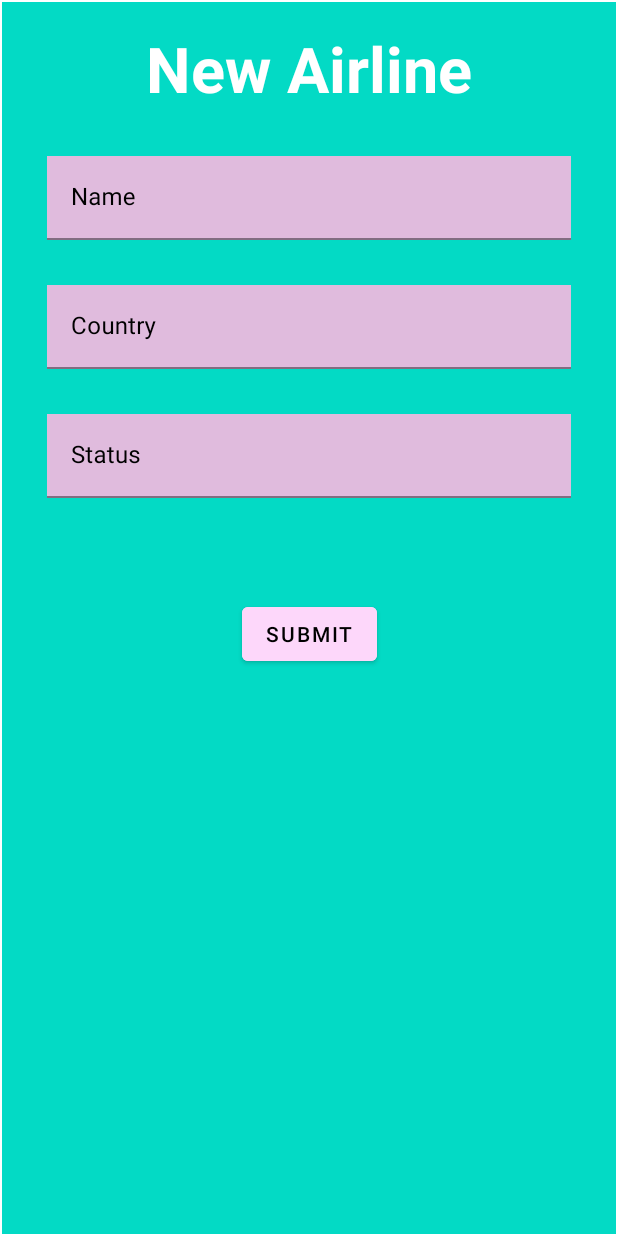
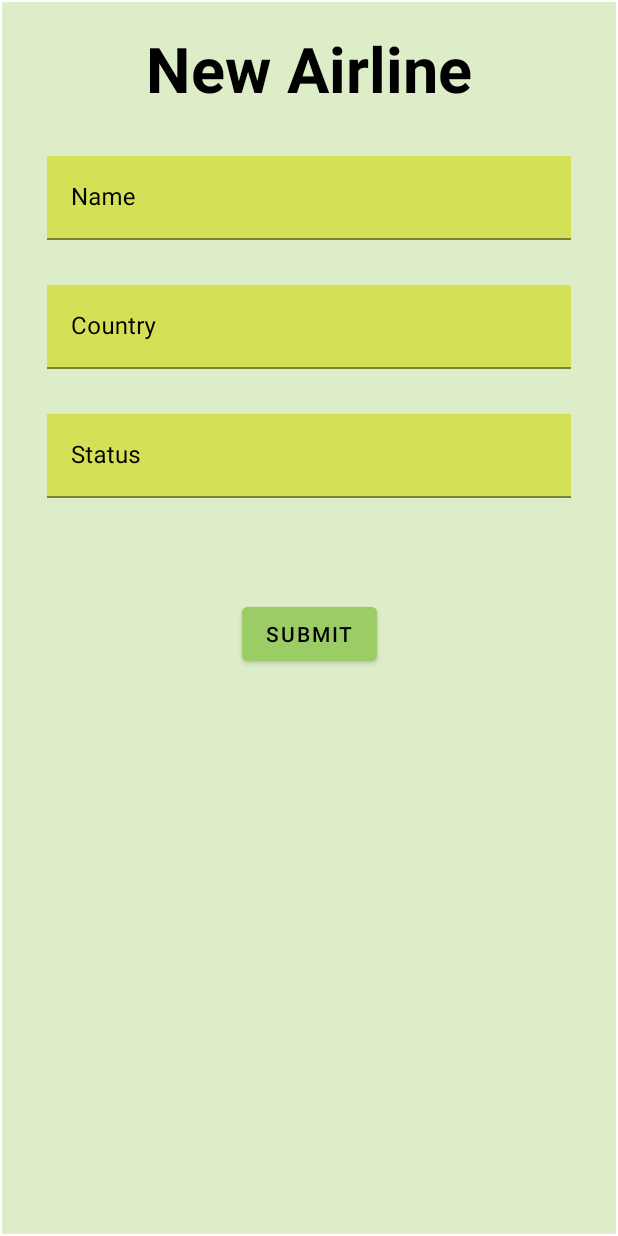
Before and after one commit to Fersand07/Parcial-Aerolinea-Final, an Android app: the NewAirlineFragment screen opened through its navigation route, on a phone screen of 412 x 824 dp. Run offline under Robolectric (Android 15) with nearby library versions, the light colour scheme and no system bars; our stand-ins replace data binding.

Commit message:
Cambio de color

```diff
--- a/app/src/main/java/com/example/parcial_aerolinea/ui/airline/newairline/NewAirlineFragment.kt
+++ b/app/src/main/java/com/example/parcial_aerolinea/ui/airline/newairline/NewAirlineFragment.kt
@@ -8,7 +8,6 @@ import android.view.View
 import android.view.ViewGroup
 import androidx.fragment.app.activityViewModels
 import androidx.navigation.fragment.findNavController
-import com.example.parcial_aerolinea.R
 import com.example.parcial_aerolinea.databinding.FragmentNewAirlineBinding
 import com.example.parcial_aerolinea.ui.airline.viewmodel.AirlineViewModel
 
--- a/app/src/main/java/com/example/parcial_aerolinea/ui/airline/tracker/TrackerFragment.kt
+++ b/app/src/main/java/com/example/parcial_aerolinea/ui/airline/tracker/TrackerFragment.kt
@@ -1,5 +1,6 @@
 package com.example.parcial_aerolinea.ui.airline.tracker
 
+import android.annotation.SuppressLint
 import android.os.Bundle
 import android.view.LayoutInflater
 import android.view.View
@@ -26,7 +27,8 @@ class TrackerFragment : Fragment() {
     private lateinit var binding: FragmentTrackerBinding
 
     override fun onCreateView(
-        inflater: LayoutInflater, container: ViewGroup?,
+        inflater: LayoutInflater,
+        container: ViewGroup?,
         savedInstanceState: Bundle?
     ): View {
         binding = FragmentTrackerBinding.inflate(inflater, container, false)
@@ -49,6 +51,7 @@ class TrackerFragment : Fragment() {
         findNavController().navigate(R.id.action_trackerFragment_to_airlineFragment)
     }
 
+    @SuppressLint("NotifyDataSetChanged")
     private fun displayAirlines() {
         adapter.setData(airlineViewModel.getAirlines())
         adapter.notifyDataSetChanged()
--- a/app/src/main/res/layout/activity_main.xml
+++ b/app/src/main/res/layout/activity_main.xml
@@ -8,7 +8,8 @@
             name="viewmodel"
             type="com.example.parcial_aerolinea.ui.airline.viewmodel.AirlineViewModel" />
     </data>
-    <androidx.constraintlayout.widget.ConstraintLayout xmlns:android="http://schemas.android.com/apk/res/android"
+    <androidx.constraintlayout.widget.ConstraintLayout
+        xmlns:android="http://schemas.android.com/apk/res/android"
         android:layout_width="match_parent"
         android:layout_height="match_parent"
         tools:context=".ui.MainActivity">
--- a/app/src/main/res/layout/fragment_airline.xml
+++ b/app/src/main/res/layout/fragment_airline.xml
@@ -15,7 +15,7 @@
     <FrameLayout
         android:layout_width="match_parent"
         android:layout_height="match_parent"
-        android:background="@color/teal_200"
+        android:background="@color/background_color"
         tools:context=".ui.airline.AirlineFragment">
 
         <androidx.constraintlayout.widget.ConstraintLayout
--- a/app/src/main/res/layout/fragment_new_airline.xml
+++ b/app/src/main/res/layout/fragment_new_airline.xml
@@ -14,7 +14,7 @@
     <FrameLayout
         android:layout_width="match_parent"
         android:layout_height="match_parent"
-        android:background="@color/teal_200"
+        android:background="@color/background_color"
         tools:context=".ui.airline.newairline.NewAirlineFragment">
 
         <androidx.constraintlayout.widget.ConstraintLayout
@@ -28,7 +28,7 @@
                 android:layout_marginTop="16dp"
                 android:gravity="center"
                 android:text="New Airline"
-                android:textColor="@color/white"
+                android:textColor="@color/black"
                 android:textSize="42sp"
                 android:textStyle="bold"
                 app:layout_constraintEnd_toEndOf="parent"
@@ -53,7 +53,7 @@
                     android:id="@+id/name_edit_text"
                     android:layout_width="match_parent"
                     android:layout_height="wrap_content"
-                    android:background="@color/material_dynamic_tertiary80"
+                    android:background="@color/card_color"
                     android:text="@={viewmodel.name}"
                     android:textColor="@color/black" />
 
@@ -76,9 +76,9 @@
                     android:id="@+id/country_edit_text"
                     android:layout_width="match_parent"
                     android:layout_height="wrap_content"
-                    android:background="@color/material_dynamic_tertiary80"
+                    android:background="@color/card_color"
                     android:text="@={viewmodel.country}"
-                    android:textColor="@color/white" />
+                    android:textColor="@color/black" />
 
             </com.google.android.material.textfield.TextInputLayout>
 
@@ -99,7 +99,7 @@
                     android:id="@+id/status_edit_text"
                     android:layout_width="match_parent"
                     android:layout_height="wrap_content"
-                    android:background="@color/material_dynamic_tertiary80"
+                    android:background="@color/card_color"
                     android:text="@={viewmodel.status}"
                     android:textColor="@color/black" />
 
@@ -110,7 +110,7 @@
                 android:id="@+id/submit_button"
                 android:layout_width="wrap_content"
                 android:layout_height="wrap_content"
-                android:backgroundTint="@color/material_dynamic_tertiary90"
+                android:backgroundTint="@color/secondary_color"
                 android:onClick="@{() -> viewmodel.createAirline()}"
                 android:text="Submit"
                 android:textColor="@color/black"
--- a/app/src/main/res/layout/fragment_tracker.xml
+++ b/app/src/main/res/layout/fragment_tracker.xml
@@ -15,7 +15,7 @@
         android:id="@+id/frameLayout"
         android:layout_width="match_parent"
         android:layout_height="match_parent"
-        android:background="@color/teal_200">
+        android:background="@color/background_color">
 
         <TextView
             android:id="@+id/textView"
@@ -23,7 +23,7 @@
             android:layout_height="wrap_content"
             android:gravity="center"
             android:text="Aerolineas"
-            android:textColor="@color/white"
+            android:textColor="@color/black"
             android:textSize="42sp"
             android:textStyle="bold"
             app:layout_constraintBottom_toBottomOf="parent"
@@ -52,7 +52,7 @@
             android:layout_width="wrap_content"
             android:layout_height="wrap_content"
             android:layout_margin="16dp"
-            android:backgroundTint="@color/material_dynamic_neutral70"
+            android:backgroundTint="@color/secondary_color"
             android:src="@drawable/airline_add_image"
             app:borderWidth="0dp"
             app:layout_constraintBottom_toBottomOf="parent"
--- a/app/src/main/res/values/colors.xml
+++ b/app/src/main/res/values/colors.xml
@@ -7,4 +7,7 @@
     <color name="teal_700">#FF018786</color>
     <color name="black">#FF000000</color>
     <color name="white">#FFFFFFFF</color>
+    <color name="background_color">#DCEDC8</color>
+    <color name="card_color">#D4E157</color>
+    <color name="secondary_color">#9CCC65</color>
 </resources>
--- a/gradle.properties
+++ b/gradle.properties
@@ -21,3 +21,5 @@ kotlin.code.style=official
 # resources declared in the library itself and none from the library's dependencies,
 # thereby reducing the size of the R class for that library
 android.nonTransitiveRClass=true
+android.defaults.buildfeatures.buildconfig=true
+android.nonFinalResIds=false
```
Also changed, not shown: gradle/wrapper/gradle-wrapper.properties.
